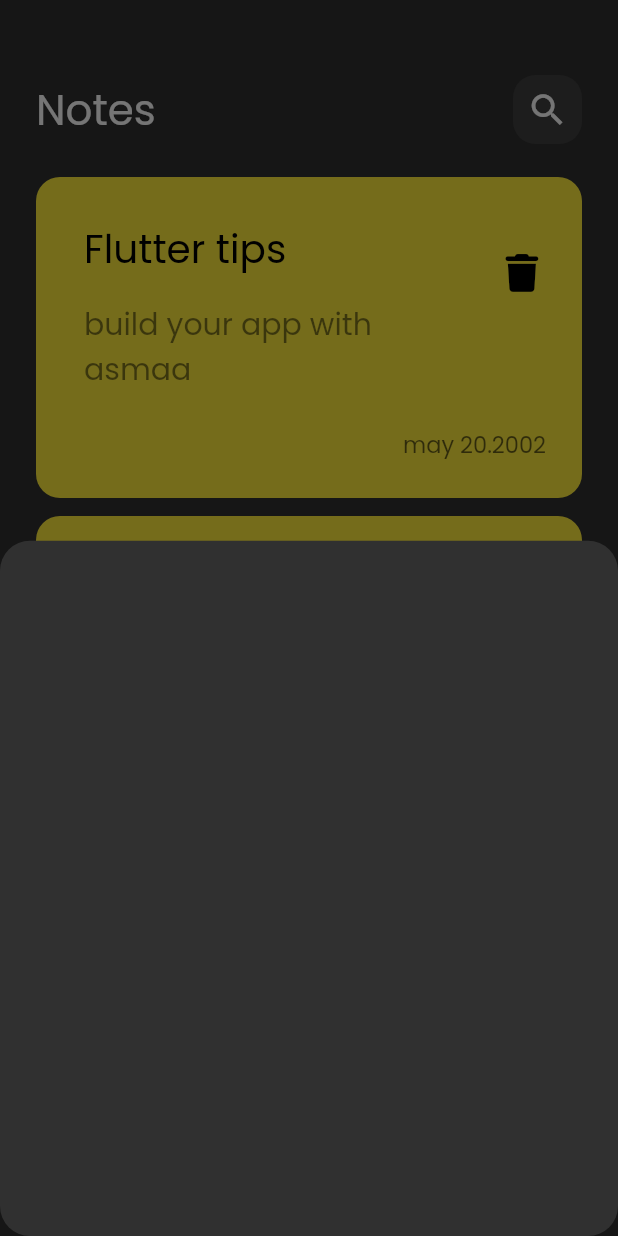
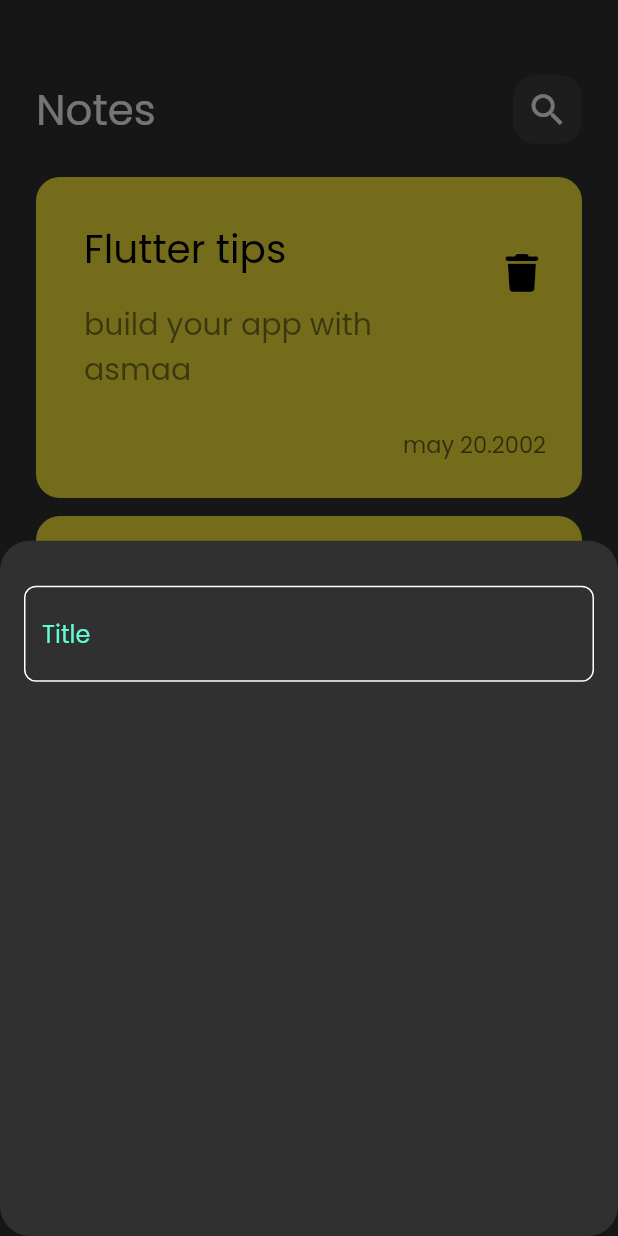
Before and after one commit to AsmaaEs/notes_app, a Flutter app: the screen it shows after launch, after a tap on the "add" icon, on a phone screen of 412 x 824 dp. Run offline on Flutter 3.47's test engine with Material 2 defaults, Android fonts, the phone set to English and light mode, and no system bars; our stand-ins replace font_awesome_flutter.

Commit message:
create custom field

```diff
--- /dev/null
+++ b/lib/constants.dart
@@ -0,0 +1,3 @@
+import 'package:flutter/material.dart';
+
+const kPrimaryColor = const Color(0xff62fcd7);
--- a/lib/views/widgets/add_notes_bottom_sheet.dart
+++ b/lib/views/widgets/add_notes_bottom_sheet.dart
@@ -1,10 +1,21 @@
 import 'package:flutter/material.dart';
+import 'package:notes_app/views/widgets/custom_text_field.dart';
 
 class AddNoteBottomSheet extends StatelessWidget {
   const AddNoteBottomSheet({super.key});
 
   @override
   Widget build(BuildContext context) {
-    return Container();
+    return Padding(
+      padding: const EdgeInsets.symmetric(horizontal: 16.0),
+      child: Column(
+        children: [
+          SizedBox(
+            height: 30,
+          ),
+          CustomtextField()
+        ],
+      ),
+    );
   }
 }
--- /dev/null
+++ b/lib/views/widgets/custom_text_field.dart
@@ -0,0 +1,25 @@
+import 'package:flutter/material.dart';
+import 'package:notes_app/constants.dart';
+
+class CustomtextField extends StatelessWidget {
+  const CustomtextField({super.key});
+
+  @override
+  Widget build(BuildContext context) {
+    return TextField(
+      cursorColor: kPrimaryColor,
+      decoration: InputDecoration(
+          hintText: "Title",
+          hintStyle: const TextStyle(color: kPrimaryColor),
+          border: buildBorder(),
+          enabledBorder: buildBorder(),
+          focusedBorder: buildBorder(kPrimaryColor)),
+    );
+  }
+
+  OutlineInputBorder buildBorder([color]) {
+    return OutlineInputBorder(
+        borderRadius: BorderRadius.circular(8),
+        borderSide: BorderSide(color: color ?? Colors.white));
+  }
+}
```
